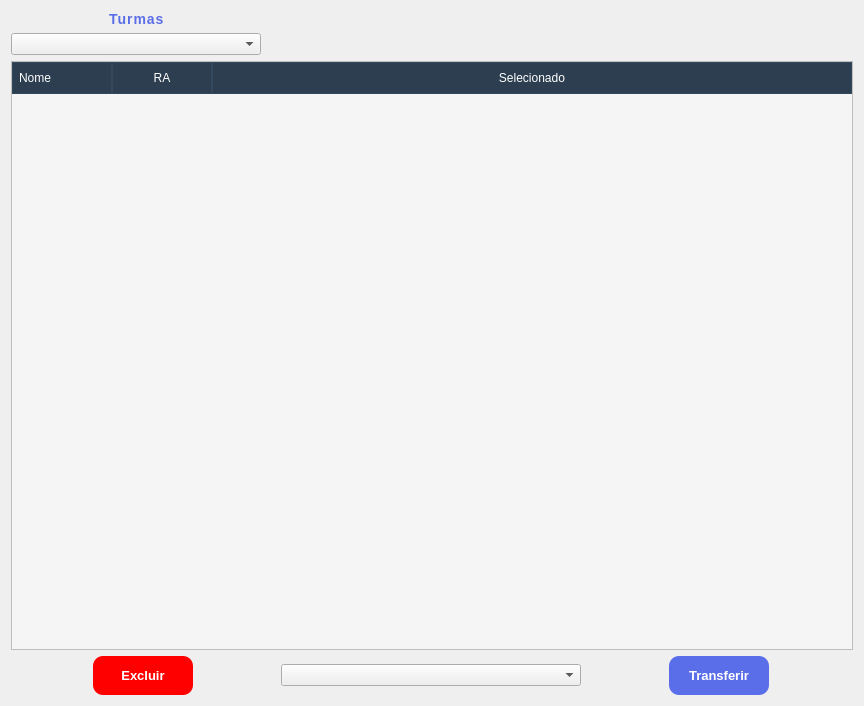
Senac-SOR-ADS/Gerenciamento-Escolar, file App/view/ui/transferRoom.ui: the form before one commit.
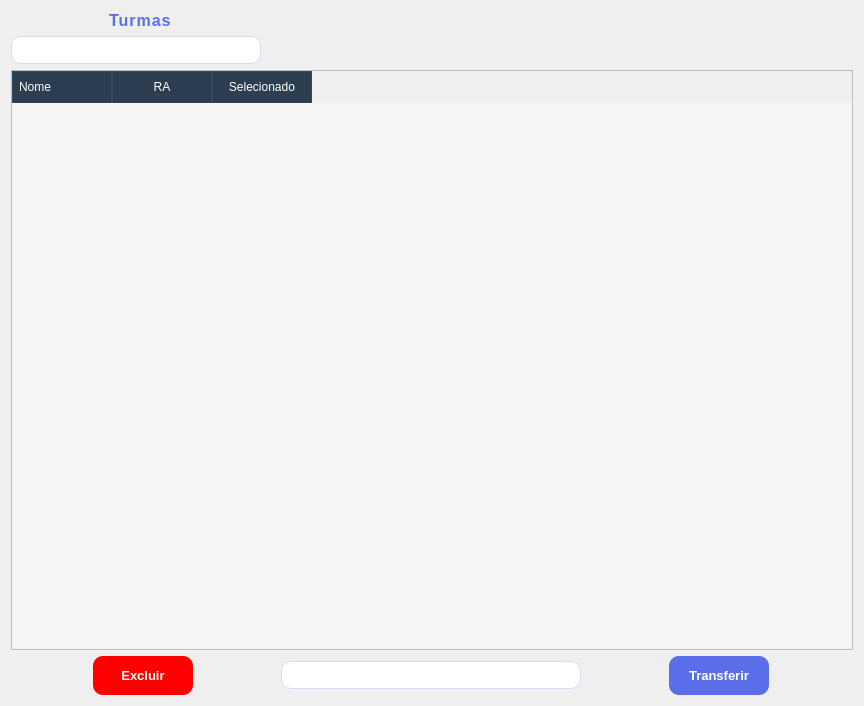
The form after the commit. Icons and pictures are not drawn.

Diff of the .ui file:
```diff
--- a/App/view/ui/transferRoom.ui
+++ b/App/view/ui/transferRoom.ui
@@ -131,14 +131,41 @@
     font-family: 'Segoe UI', 'SF Pro Text', sans-serif;
 }
 
-
 QCheckBox::indicator {
     width: 30px;
     height: 30px;
     border: 1px solid #5A5A5A;
     border-radius: 5px;
     background-color: #fff;
-}</string>
+}
+
+QComboBox {
+    border: 1px solid #D6DCF5;
+    border-radius: 10px;
+    padding: 5px;
+}
+
+QComboBox::drop-down {
+    border: none;
+    width: 30px;
+}
+
+QComboBox::down-arrow {
+    image: url(:setas/image-arrow.png);
+	width: 18px;
+    height: 18px;
+}
+
+QComboBox QAbstractItemView {
+    background-color: #FAFBFF;
+    color: #1E1E3A;
+    border: 1px solid #A8B5E8;
+    border-radius: 8px;
+    padding: 4px;
+    selection-background-color: #5B6EE9;
+    selection-color: white;
+}
+</string>
   </property>
   <layout class="QVBoxLayout" name="verticalLayout">
    <item>
@@ -154,7 +181,7 @@
           <string notr="true">QLabel { margin-left: 90px}</string>
          </property>
          <property name="text">
-          <string>Turmas</string>
+          <string>&lt;html&gt;&lt;head/&gt;&lt;body&gt;&lt;p&gt;&lt;span style=&quot; font-size:12pt;&quot;&gt;Turmas&lt;/span&gt;&lt;/p&gt;&lt;/body&gt;&lt;/html&gt;</string>
          </property>
         </widget>
        </item>
@@ -213,13 +240,13 @@
 }</string>
      </property>
      <attribute name="horizontalHeaderStretchLastSection">
-      <bool>true</bool>
+      <bool>false</bool>
      </attribute>
      <attribute name="verticalHeaderShowSortIndicator" stdset="0">
       <bool>false</bool>
      </attribute>
      <attribute name="verticalHeaderStretchLastSection">
-      <bool>true</bool>
+      <bool>false</bool>
      </attribute>
      <column>
       <property name="text">
```
Left out of the diff: 7 changed lines with no effect on the pictures.
